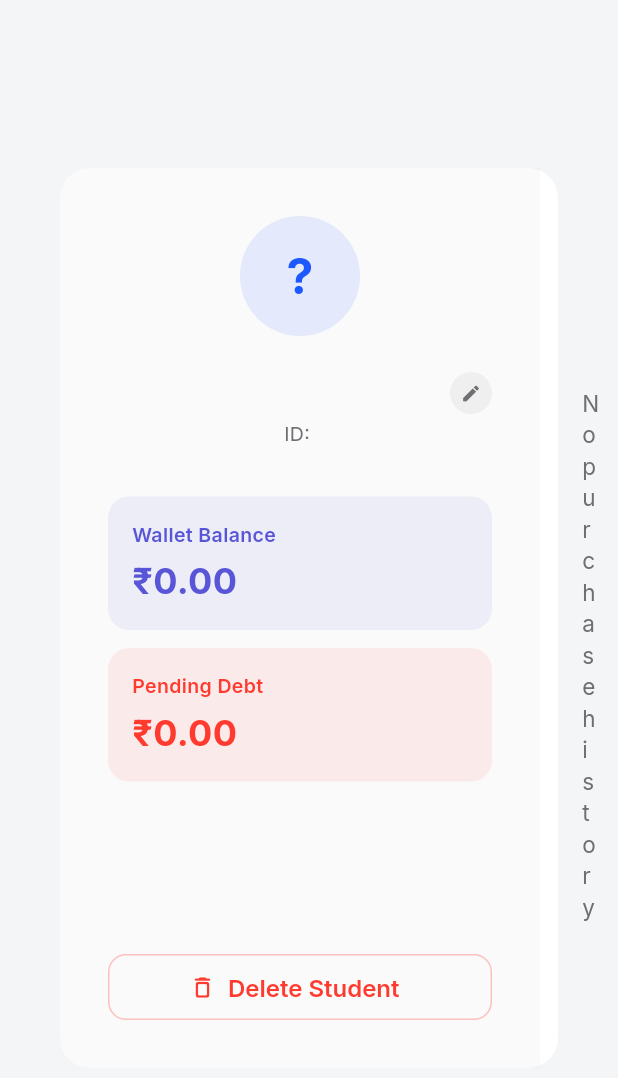
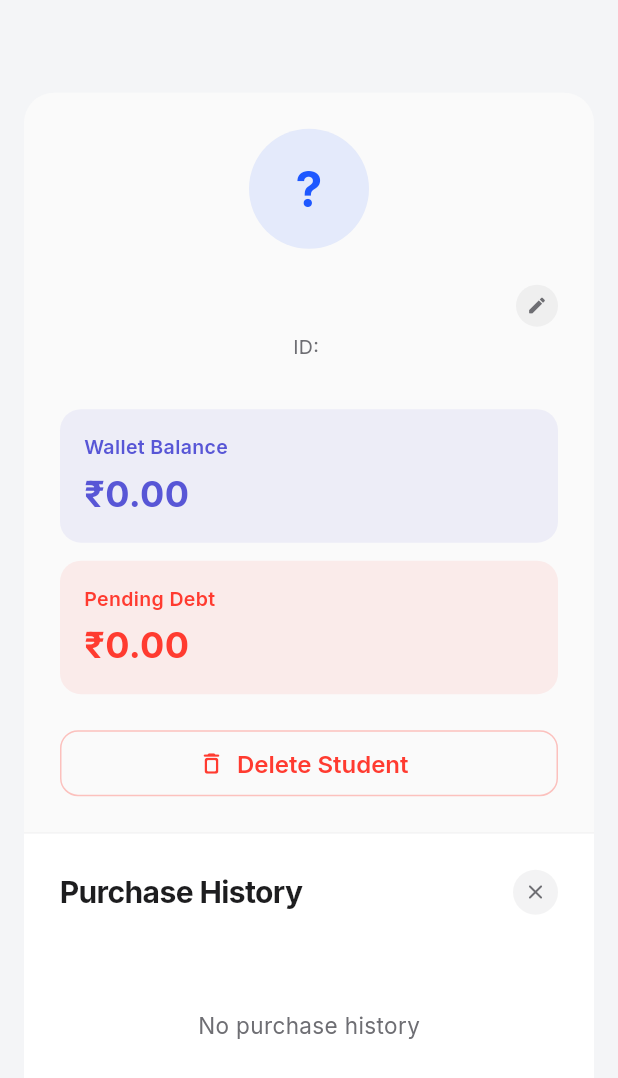
Before and after one commit to yaseen615/carbon-stores, a Flutter app: the StudentDetailDialog widget shown alone on an empty page, opened directly with empty values, on a phone screen of 412 x 824 dp. Shown: the top 1078 px of the screen. Run offline on Flutter 3.47's test engine with Material 3 defaults, Android fonts, the phone set to English and light mode, and no system bars; our stand-ins replace cloud_firestore, csv, file_picker, firebase_core, fl_chart, flutter_riverpod and 7 more; missing offline and left inert: dart:js_interop; accounts and stored records are empty.

Commit message:
Fix layout overflow in student dialog on mobile devices

```diff
--- a/lib/features/students/widgets/student_detail_dialog.dart
+++ b/lib/features/students/widgets/student_detail_dialog.dart
@@ -4,6 +4,7 @@ import 'package:google_fonts/google_fonts.dart';
 import '../../../core/theme/pos_colors.dart';
 import '../../../core/utils/currency_formatter.dart';
 import '../../../core/utils/date_formatter.dart';
+import '../../../core/utils/responsive_helper.dart';
 import '../../../core/constants/app_constants.dart';
 import '../../../data/models/student_model.dart';
 import '../../../data/repositories/student_repository.dart';
@@ -40,28 +41,22 @@ class _StudentDetailDialogState extends ConsumerState<StudentDetailDialog> {
     final cs = Theme.of(context).colorScheme;
     final pos = context.pos;
     final isDark = Theme.of(context).brightness == Brightness.dark;
+    final isPhone = Responsive.isPhone(context);
 
-    return Dialog(
-      shape: RoundedRectangleBorder(borderRadius: BorderRadius.circular(20)),
-      elevation: 0,
-      backgroundColor: cs.surface,
-      child: ConstrainedBox(
-        constraints: const BoxConstraints(maxWidth: 800, maxHeight: 600),
-        child: Row(
-          crossAxisAlignment: CrossAxisAlignment.stretch,
-          children: [
     // ─── Left Side: Student Info ───
-            Container(
-              width: 320,
-              padding: const EdgeInsets.all(32),
+    final leftSide = Container(
+      width: isPhone ? double.infinity : 320,
+      padding: EdgeInsets.all(isPhone ? 24 : 32),
       decoration: BoxDecoration(
         color: isDark
             ? Colors.white.withValues(alpha: 0.03)
             : Colors.black.withValues(alpha: 0.02),
-                borderRadius:
-                    const BorderRadius.horizontal(left: Radius.circular(20)),
+        borderRadius: isPhone
+            ? const BorderRadius.vertical(top: Radius.circular(20))
+            : const BorderRadius.horizontal(left: Radius.circular(20)),
       ),
       child: Column(
+        mainAxisSize: isPhone ? MainAxisSize.min : MainAxisSize.max,
         children: [
                   // Circular avatar
                   Container(
@@ -179,7 +174,7 @@ class _StudentDetailDialogState extends ConsumerState<StudentDetailDialog> {
                     color: pos.error,
                   ),
 
-                  const Spacer(),
+                  if (isPhone) const SizedBox(height: 24) else const Spacer(),
 
                   // Delete Button
                   SizedBox(
@@ -202,12 +197,12 @@ class _StudentDetailDialogState extends ConsumerState<StudentDetailDialog> {
                   ),
                 ],
               ),
-            ),
+            );
 
     // ─── Right Side: Purchase History ───
-            Expanded(
+    final rightSide = Expanded(
       child: Padding(
-                padding: const EdgeInsets.all(28),
+        padding: EdgeInsets.all(isPhone ? 24 : 28),
         child: Column(
           crossAxisAlignment: CrossAxisAlignment.start,
           children: [
@@ -388,7 +383,28 @@ class _StudentDetailDialogState extends ConsumerState<StudentDetailDialog> {
                   ],
                 ),
       ),
+    );
+
+    return Dialog(
+      shape: RoundedRectangleBorder(borderRadius: BorderRadius.circular(20)),
+      elevation: 0,
+      backgroundColor: cs.surface,
+      insetPadding: EdgeInsets.all(isPhone ? 16 : 24),
+      child: ConstrainedBox(
+        constraints: BoxConstraints(
+          maxWidth: 800,
+          maxHeight: isPhone ? MediaQuery.sizeOf(context).height * 0.85 : 600,
         ),
+        child: Flex(
+          direction: isPhone ? Axis.vertical : Axis.horizontal,
+          crossAxisAlignment: CrossAxisAlignment.stretch,
+          children: [
+            leftSide,
+            if (isPhone)
+              Divider(height: 1, color: pos.divider)
+            else
+              Container(width: 1, color: pos.divider),
+            rightSide,
           ],
         ),
       ),
```
Lines whose indentation alone changed are shown as unchanged.
